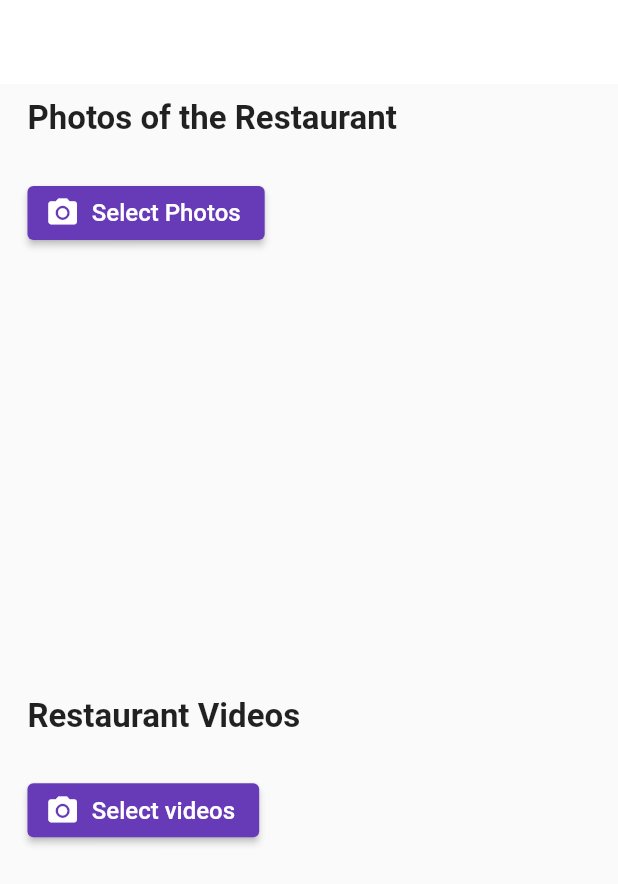
After one commit to shahbhaktidevkrushna/MyDasma, a Flutter app: the MediaSelection screen opened directly, on a phone screen of 412 x 824 dp. The commit adds this screen. Shown: the top 884 px of the screen. Run offline on Flutter 3.47's test engine with Material 2 defaults, Android fonts, the phone set to English and light mode, and no system bars; our stand-ins replace easy_localization, file_picker, flick_video_player, flutter_platform_widgets, flutter_rating_bar, flutter_screenutil and 10 more; missing offline and left inert: select_dialog, video_thumbnail, video_viewer; accounts and stored records are empty.

Commit message:
Media selection implemented

```diff
--- a/my_dasma/lib/extras/constants/StringConstant.dart
+++ b/my_dasma/lib/extras/constants/StringConstant.dart
@@ -74,13 +74,19 @@ const txtPhotographerOtherInfo = "Photographer Other info.";
 const txtPhotographerBasicInfo = "Photographer Basic info.";
 const txtDecorationOtherInfo = "Decoration Other info.";
 const txtDecorationBasicInfo = "Decoration Basic info.";
-const txtHairdressersmakeupOtherInfo = "Hairdressers and makeup Other info.";
-const txtHairdressersmakeupBasicInfo = "Hairdressers and makeup Basic info.";
+const txtHairdressersMakeupOtherInfo = "Hairdressers and makeup Other info.";
+const txtHairdressersMakeupBasicInfo = "Hairdressers and makeup Basic info.";
 const txtDjOtherInfo = "DJ Other info.";
 const txtDjBasicInfo = "DJ Basic info.";
 const txtDancersOtherInfo = "Dancers Other info.";
 const txtDancersBasicInfo = "Dancers Basic info.";
-
+const txtPhotosOfTheRest = "Photos of the Restaurant";
+const txtRestaurantVideos = "Restaurant Videos";
+const txtYoutubeVideoRest = "On Youtube Videos at Restaurant";
+const txtSelectPhotos = "Select Photos";
+const txtSelectVideos = "Select videos";
+const txtSend = "Send";
+const txtCancel = "Cancel";
 
 
 // Validations msg
--- a/my_dasma/lib/ui/CategoryDetailListDetailPage.dart
+++ b/my_dasma/lib/ui/CategoryDetailListDetailPage.dart
@@ -552,7 +552,7 @@ class _CategoryDetailListDetailPageState extends State<CategoryDetailListDetailP
     return Column(
       crossAxisAlignment: CrossAxisAlignment.start,
       children: [
-        Text(txtHairdressersmakeupBasicInfo,style: TextStyle(color: Colors.black,fontSize: 16.sp,fontWeight: FontWeight.bold),),
+        Text(txtHairdressersMakeupBasicInfo,style: TextStyle(color: Colors.black,fontSize: 16.sp,fontWeight: FontWeight.bold),),
         Container(
           margin: const EdgeInsets.all(15.0),
           padding: const EdgeInsets.all(3.0),
@@ -586,7 +586,7 @@ class _CategoryDetailListDetailPageState extends State<CategoryDetailListDetailP
         ),
 
         SizedBox(height: 10.h,),
-        Text(txtHairdressersmakeupOtherInfo,style: TextStyle(color: Colors.black,fontSize: 16.sp,fontWeight: FontWeight.bold),),
+        Text(txtHairdressersMakeupOtherInfo,style: TextStyle(color: Colors.black,fontSize: 16.sp,fontWeight: FontWeight.bold),),
         SizedBox(height: 10.h,),
         textWithIcon(descriptionIcon,txtDetail,txtDetail),
         textWithIcon(freeServiceIcon,txtCalendar,txtCalendar),
--- /dev/null
+++ b/my_dasma/lib/ui/MediaSelection.dart
@@ -0,0 +1,223 @@
+import 'package:file_picker/file_picker.dart';
+import 'package:flutter/cupertino.dart';
+import 'package:flutter/material.dart';
+import 'package:image_picker/image_picker.dart';
+import 'package:my_dasma/extras/commonWidgets/CommonAppbar.dart';
+import 'package:my_dasma/extras/commonWidgets/btnWidget.dart';
+import 'package:my_dasma/extras/constants/AppColor.dart';
+import 'package:my_dasma/extras/constants/StringConstant.dart';
+import 'package:flutter_screenutil/flutter_screenutil.dart';
+import 'package:numberpicker/numberpicker.dart';
+import 'dart:async';
+import 'dart:io';
+import 'package:image_picker/image_picker.dart';
+import 'package:permission_handler/permission_handler.dart';
+import 'dart:async';
+import 'package:permission_handler/permission_handler.dart';
+import 'package:video_thumbnail/video_thumbnail.dart';
+
+
+class MediaSelection extends StatefulWidget {
+  const MediaSelection({Key? key}) : super(key: key);
+
+  @override
+  _MediaSelectionState createState() => _MediaSelectionState();
+}
+
+class _MediaSelectionState extends State<MediaSelection> {
+
+  // for pick images
+  List<XFile>? images = [];
+  List<File>? imageFileArray = [];
+  var _image;
+  var imagePicker;
+
+  // for pick videos
+  List<XFile>? videos = [];
+  List<File>? videoFileArray = [];
+  var _video;
+  var videoPicker;
+
+  late List uint8listImage = [];
+
+
+  @override
+  void initState()  {
+    // TODO: implement initState
+    super.initState();
+    imagePicker = new ImagePicker();
+    videoPicker = new ImagePicker();
+  }
+
+  /*Future<bool> _promptPermissionSetting() async {
+    if (Platform.isIOS &&
+        await Permission.storage.request().isGranted &&
+        await Permission.photos.request().isGranted ||
+        Platform.isAndroid && await Permission.storage.request().isGranted) {
+      return true;
+    }
+    return false;
+  }*/
+
+  @override
+  Widget build(BuildContext context) {
+    return SafeArea(
+        child: Scaffold(
+          appBar: CommonAppBar(appBar: AppBar()),
+
+          body: Container(
+            margin: EdgeInsets.only(left: 16.0.w, top: 8.0.h, right: 16.0.w),
+            child: Column(
+              mainAxisAlignment: MainAxisAlignment.start,
+              crossAxisAlignment: CrossAxisAlignment.start,
+
+              children: [
+                Text(txtPhotosOfTheRest, style: TextStyle(
+                    fontSize: 22, fontWeight: FontWeight.bold,),),
+
+                SizedBox(height: 20.h,),
+
+                ElevatedButton.icon(
+                    icon: Icon(Icons.camera_alt, size: 20.0.r,),
+                    onPressed: () async {
+                      var source = ImageSource.gallery;
+                      images = await imagePicker.pickMultiImage();
+
+                      setState(() {
+                       //_image = File(images!.path);
+                         // fileArray!.clear();
+                        for (int i = 0; i < images!.length; i++){
+                        _image = File(images![i].path);
+                        imageFileArray!.add(_image);
+                        }
+                      });
+
+                    },
+                    label: Text(txtSelectPhotos,style: TextStyle(
+                        color: Colors.white, fontSize: 16.0))),
+
+                Expanded(
+                  child: new GridView.count(
+                    crossAxisCount: 3,
+                    children: imageFileArray != null ?
+                    new List<Widget>.generate(imageFileArray!.length, (index) {
+                      return InkWell(
+                        onTap: (){},
+                        child: new GridTile(
+                          child: new Card(
+                              color: Colors.grey.shade200,
+                              child: Image.file(imageFileArray![index], fit: BoxFit.fill,)
+                          ),
+                        ),
+                      );
+                    }) :
+                    new List<Widget>.generate(1, (index) {
+                      return new GridTile(
+                        child: new Card(
+                            color: Colors.grey.shade200,
+                            child: new Center(
+                              //child: new Text('tile $index'),
+                              child: Container(
+                                child: Text("No image selected"),
+                              ),
+                            )
+                        ),
+                      );
+                    }),
+                  ),
+                ),
+
+                SizedBox(height: 30.0.h,),
+
+                Text(txtRestaurantVideos, style: TextStyle(
+                  fontSize: 22, fontWeight: FontWeight.bold,),),
+
+                SizedBox(height: 20.h,),
+
+                ElevatedButton.icon(
+                    icon: Icon(Icons.camera_alt, size: 20.0.r,),
+                    onPressed: () async {
+                      var source = ImageSource.gallery;
+                      XFile? videos = await videoPicker.pickVideo(source: ImageSource.gallery);
+
+                      setState(() async {
+                        _video = File(videos!.path);
+                        print("video path:"+_video.toString());
+                       // fileArray!.clear();
+                        // for (int i = 0; i < videos!.length; i++){
+                        //   _video = File(videos![i].path);
+                        //   videoFileArray!.add(_video);
+                        // }
+
+
+                        uint8listImage = (await VideoThumbnail.thumbnailData(
+                          // video: videofile.path,
+                          video: _video.toString(),
+                          imageFormat: ImageFormat.JPEG,
+                          maxWidth: 128, // specify the width of the thumbnail, let the height auto-scaled to keep the source aspect ratio
+                          quality: 25,
+                        ))!;
+
+                      });
+
+
+                      /*FilePickerResult? result = await FilePicker.platform.pickFiles(allowMultiple: true);
+
+                      if(result != null) {
+                        List<File> files = result.paths.map((path) => File(path!)).toList();
+
+                        setState(() {
+                          //_image = File(images!.path);
+                          // fileArray!.clear();
+                          for (int i = 0; i < files.length; i++){
+                            _video = File(result.paths[i] as String);
+                            videoFileArray!.add(_video);
+                          }
+                        });
+
+                      } else {
+                        // User canceled the picker
+                      }*/
+                    },
+                    label: Text(txtSelectVideos,style: TextStyle(
+                        color: Colors.white, fontSize: 16.0))),
+
+                Expanded(
+                  child: new GridView.count(
+                    crossAxisCount: 3,
+                    children: uint8listImage != null ?
+                    new List<Widget>.generate(uint8listImage.length, (index) {
+                      return InkWell(
+                        onTap: (){},
+                        child: new GridTile(
+                          child: new Card(
+                              color: Colors.grey.shade200,
+                              //child: Image.file(videoFileArray![index], fit: BoxFit.fill,)
+                              child: Image.memory(uint8listImage[index], fit: BoxFit.fill,)
+                          ),
+                        ),
+                      );
+                    }) :
+                    new List<Widget>.generate(1, (index) {
+                      return new GridTile(
+                        child: new Card(
+                            color: Colors.grey.shade200,
+                            child: new Center(
+                              //child: new Text('tile $index'),
+                              child: Container(
+                                child: Text("No video selected"),
+                              ),
+                            )
+                        ),
+                      );
+                    }),
+                  ),
+                ),
+
+              ],
+            ),
+          ),
+        )
+    );
+  }
+}
--- a/my_dasma/lib/ui/home_screen.dart
+++ b/my_dasma/lib/ui/home_screen.dart
@@ -14,6 +14,7 @@ import 'package:my_dasma/ui/PrivacyPolicy.dart';
 import 'package:my_dasma/ui/page_structure.dart';
 import 'package:provider/provider.dart';
 
+import 'MediaSelection.dart';
 import 'menu_page.dart';
 
 class HomeScreen extends StatefulWidget {
@@ -121,7 +122,8 @@ class _MainScreenState extends State<MainScreen> {
 
     else if(index==1)
     {
-      return MediaScreen();
+      //return MediaScreen();
+      return MediaSelection();
     }
     else if(index==2)
     {
--- a/my_dasma/lib/ui/signupScreen.dart
+++ b/my_dasma/lib/ui/signupScreen.dart
@@ -105,9 +105,8 @@ class _SignUpPageState extends State<SignUpPage> with Constant {
 
     SchedulerBinding.instance!.addPostFrameCallback((timeStamp) {
       signupProviderRead=context.read<SignupProvider>();
+    });
 
-
-    });
     Future.delayed(Duration.zero, () {
       getProgress(context);
     });
@@ -489,6 +488,7 @@ class _SignUpPageState extends State<SignUpPage> with Constant {
 
         Container(
           margin: EdgeInsets.only(left: 32.0.w, bottom: 16.0.h),
+
           child: Row(
             children: [
               ElevatedButton(onPressed: () async {
--- a/my_dasma/pubspec.yaml
+++ b/my_dasma/pubspec.yaml
@@ -55,6 +55,8 @@ dependencies:
   video_viewer: ^1.2.6
   video_thumbnail: ^0.4.3
   chewie: ^1.2.2
+  image_picker: ^0.8.4
+  numberpicker: ^2.0.1
 
 
 dev_dependencies:
@@ -64,7 +66,7 @@ dev_dependencies:
 # For information on the generic Dart part of this file, see the
 # following page: https://dart.dev/tools/pub/pubspec
 
-# The following section is specific to Flutter.
+# The following section is specific t o Flutter.
 flutter:
 
   # The following line ensures that the Material Icons font is
```
Also changed, not shown: 2 other files.
